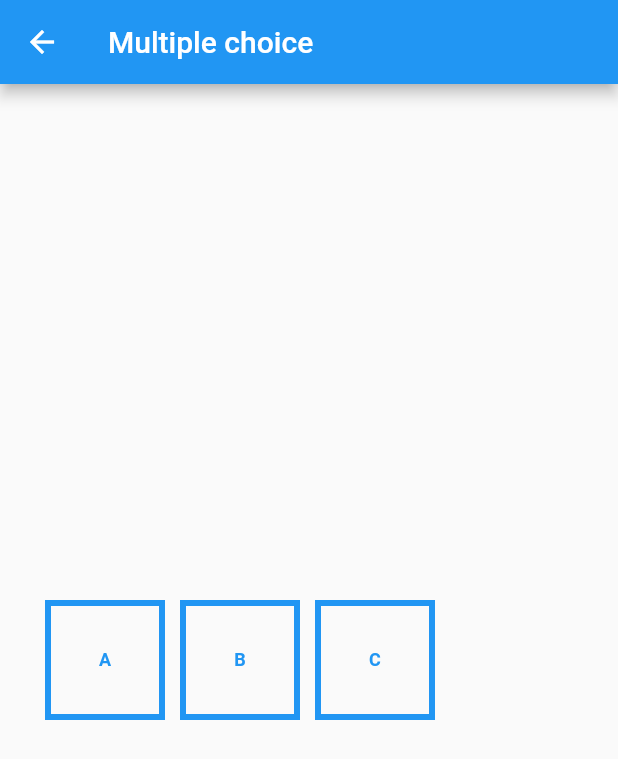
After one commit to jihanislam007/ict_appdevelopment_batch_1, a Flutter app: the ChoiceRow screen opened directly, on a phone screen of 412 x 824 dp. The commit adds this screen. Shown: the top 759 px of the screen. Run offline on Flutter 3.47's test engine with Material 2 defaults, Android fonts, the phone set to English and light mode, and no system bars; our stand-ins replace carousel_slider, flare_flutter, fluttertoast, google_fonts, image_picker, shared_preferences; missing offline and left inert: flutter_carousel_slider; accounts and stored records are empty.

Commit message:
Class 47

```diff
--- /dev/null
+++ b/lib/ecommerce/multiple_choice.dart
@@ -0,0 +1,114 @@
+import 'package:flutter/material.dart';
+
+
+class ChoiceRow extends StatefulWidget {
+  @override
+  _ChoiceRowState createState() => _ChoiceRowState();
+}
+
+class _ChoiceRowState extends State<ChoiceRow> {
+
+  List<bool> isPressedList = [false,false,false];
+
+  String classChoice = '';
+
+  @override
+  Widget build(BuildContext context) {
+
+    print("Status L $isPressedList");
+
+    return Scaffold(
+      appBar: AppBar(
+        title: Text('Multiple choice'),
+      ),
+      body: Center(
+        child: Row(
+          mainAxisAlignment: MainAxisAlignment.start,
+          children: [
+            SizedBox(width: 30),
+            GestureDetector(
+              onTap: (){
+                print("Hello");
+                setState(() {
+                  isPressedList[0] = true;
+                  isPressedList[1] = false;
+                  isPressedList[2] = false;
+                });
+              },
+              child: ChoiceButton(
+                isPressed: isPressedList[0],
+                label: 'A',
+              ),
+            ),
+            SizedBox(width: 10),
+            GestureDetector(
+              onTap: (){
+                setState(() {
+                  isPressedList[0] = false;
+                  isPressedList[1] = true;
+                  isPressedList[2] = false;
+                });
+              },
+              child: ChoiceButton(
+                isPressed: isPressedList[1],
+                label: 'B',
+              ),
+            ),
+            SizedBox(width: 10),
+            GestureDetector(
+              onTap: (){
+                setState(() {
+                  isPressedList[0] = false;
+                  isPressedList[1] = false;
+                  isPressedList[2] = true;
+                });
+              },
+              child: ChoiceButton(
+                isPressed: isPressedList[2],
+                label: 'C',
+              ),
+            ),
+          ],
+        ),
+      ),
+    );
+
+
+  }
+}
+
+class ChoiceButton extends StatelessWidget {
+
+  final String? label;
+  final bool? isPressed;
+
+  ChoiceButton({this.label,this.isPressed});
+
+
+  @override
+  Widget build(BuildContext context) {
+    return Container(
+      height: 80,
+      width: 80,
+
+      decoration: BoxDecoration(
+        color: isPressed! ? Colors.blue : Colors.transparent,
+        border: Border.all(
+          color: Colors.blue,
+          width: 80 * 0.05,
+        ),
+      ),
+      child: Center(
+        child: Text(
+          label!,
+          style: TextStyle(
+            fontSize: 12,
+            fontWeight: FontWeight.bold,
+            color: isPressed! ? Colors.white : Colors.blue,
+          ),
+          textAlign: TextAlign.center,
+        ),
+      ),
+    );
+  }
+}
--- a/lib/widget_custom/MainDrawer.dart
+++ b/lib/widget_custom/MainDrawer.dart
@@ -2,6 +2,7 @@ import 'package:flutter/material.dart';
 import 'package:fluttertoast/fluttertoast.dart';
 import 'package:ict_appdevelopment_batch_1/ecommerce/ListProduct.dart';
 import 'package:ict_appdevelopment_batch_1/ecommerce/counter.dart';
+import 'package:ict_appdevelopment_batch_1/ecommerce/multiple_choice.dart';
 import 'package:ict_appdevelopment_batch_1/ecommerce/productList.dart';
 
 class MainDrawer extends StatelessWidget {
@@ -62,6 +63,13 @@ class MainDrawer extends StatelessWidget {
               Navigator.push(context, MaterialPageRoute(builder: (context)=> counter()));
               Fluttertoast.showToast(msg: 'Counter',toastLength: Toast.LENGTH_LONG);
             },
+          ),ListTile(
+            title: Text('ChoiceRow'),
+            leading: Icon(Icons.home),
+            onTap: (){
+              Navigator.push(context, MaterialPageRoute(builder: (context)=> ChoiceRow()));
+              Fluttertoast.showToast(msg: 'ChoiceRow',toastLength: Toast.LENGTH_LONG);
+            },
           )
         ],
       ),
```
